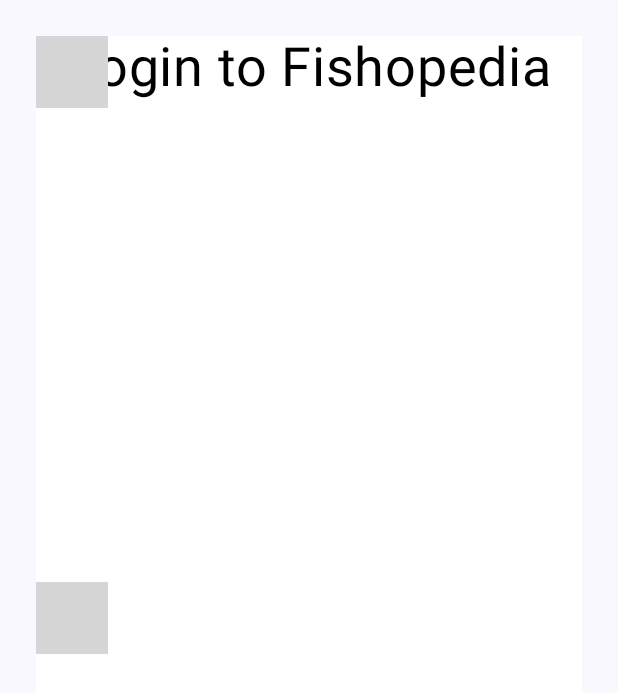
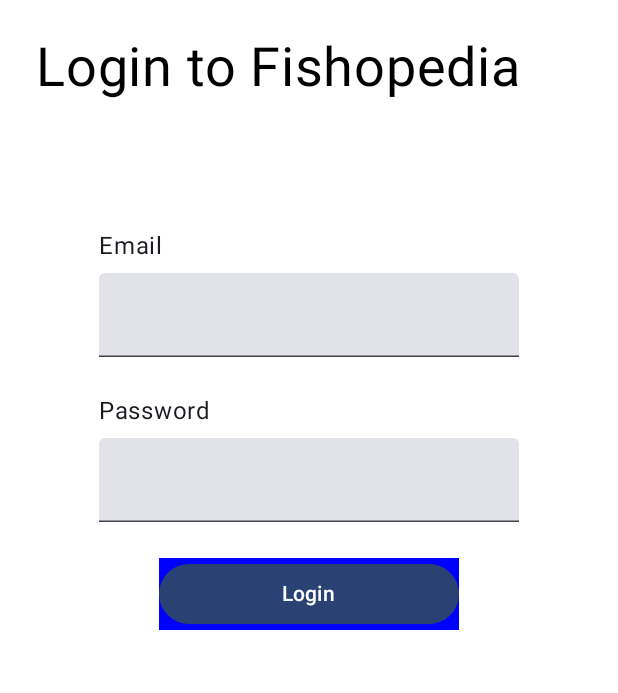
Before and after one commit to Ejswarrior/hookset-mobile, an Android app built with Jetpack Compose: the screen it shows after launch (MainActivity), on a phone screen of 412 x 824 dp. Shown: the top 693 px of the screen. Run offline under Robolectric (Android 15) with nearby library versions, the phone set to English and light mode, and no system bars; grey boxes are pictures that could not be loaded.

Commit message:
feat: got inputs and buttons to work

```diff
--- a/app/src/main/java/com/example/hookset_mobile/MainActivity.kt
+++ b/app/src/main/java/com/example/hookset_mobile/MainActivity.kt
@@ -4,7 +4,9 @@ import android.os.Bundle
 import androidx.activity.ComponentActivity
 import androidx.activity.compose.setContent
 import androidx.activity.enableEdgeToEdge
+import androidx.compose.foundation.background
 import androidx.compose.foundation.layout.Arrangement
+import androidx.compose.foundation.layout.Column
 import androidx.compose.foundation.layout.Row
 import androidx.compose.foundation.layout.fillMaxHeight
 import androidx.compose.foundation.layout.fillMaxSize
@@ -20,6 +22,7 @@ import androidx.compose.ui.tooling.preview.Preview
 import androidx.compose.ui.unit.dp
 import androidx.compose.ui.unit.sp
 import com.example.hookset_mobile.ui.theme.Hookset_mobileTheme
+import ui.components.HooksetButton
 import ui.components.HooksetInput.HooksetInput
 
 class MainActivity : ComponentActivity() {
@@ -42,26 +45,30 @@ fun inputString(changeString: String): String {
 
 @Composable
 fun HooksetApp(modifier: Modifier = Modifier) {
-    Surface(modifier = modifier
+    Surface(modifier = modifier.background(color = Color.White)
         .padding(vertical = 24.dp, horizontal = 24.dp)
         .fillMaxWidth()
         .fillMaxHeight(), color = Color.White) {
-        Row(modifier = Modifier,verticalAlignment = Alignment.Top, horizontalArrangement = Arrangement.Center) {
+        Column{
+            Row(modifier = Modifier.padding(bottom = 85.dp),verticalAlignment = Alignment.Top, horizontalArrangement = Arrangement.Center) {
                 Text(
                     text = "Login to Fishopedia",
                     color = Color.Black,
                     fontSize = 36.sp,
                     modifier = Modifier
                 )
+            }
+            Column(Modifier.fillMaxWidth(), horizontalAlignment = Alignment.CenterHorizontally) {
+                    HooksetInput(modifier).HooktsetTextField("Email")
+
+                    HooksetInput(modifier).HooktsetTextField("Password")
+                    HooksetButton(modifier).button(variant = "primary", buttonText = "Login") {
 
                     }
-        Row(Modifier, verticalAlignment = Alignment.CenterVertically) {
-            HooksetInput(modifier).HooktsetTextField()
+            }
+        }
 
-        }
-        Row {
-            HooksetInput(modifier).HooktsetTextField()
-        }
+
     }
 }
 
--- /dev/null
+++ b/app/src/main/java/ui/components/HooksetButton.kt
@@ -0,0 +1,25 @@
+package ui.components
+
+import androidx.compose.foundation.background
+import androidx.compose.foundation.layout.width
+import androidx.compose.material3.Button
+import androidx.compose.material3.Text
+import androidx.compose.runtime.Composable
+import androidx.compose.ui.Modifier
+import androidx.compose.ui.graphics.Color
+import androidx.compose.ui.unit.dp
+
+public class HooksetButton(val modifier: Modifier) {
+
+    @Composable
+    fun button(
+        variant: String,
+        buttonText: String,
+        onButtonClick: () -> Unit
+    ) {
+        Button(modifier = modifier.width(200.dp).background(color = if(variant === "primary") Color.Blue else Color.White ), onClick = onButtonClick) {
+            Text(text = buttonText, color = if(variant === "primary") Color.White else Color.Black)
+        }
+    }
+
+}
--- a/app/src/main/java/ui/components/HooksetInput.kt
+++ b/app/src/main/java/ui/components/HooksetInput.kt
@@ -1,29 +1,41 @@
 package ui.components.HooksetInput
 
 import android.util.Log
-import androidx.compose.foundation.layout.Row
+import androidx.compose.foundation.layout.Column
+import androidx.compose.foundation.layout.padding
+import androidx.compose.material3.Text
 import androidx.compose.material3.TextField
 import androidx.compose.runtime.Composable
-import androidx.compose.runtime.MutableState
+import androidx.compose.runtime.getValue
 import androidx.compose.runtime.mutableStateOf
 import androidx.compose.runtime.remember
+import androidx.compose.runtime.setValue
 import androidx.compose.ui.Modifier
+import androidx.compose.ui.unit.dp
 
 
 public class HooksetInput (val modifier: Modifier) {
 
-    var inputValue: MutableState<String> = remember { mutableStateOf("")}
-        private set
 
-    fun onChangeInput(newStringValue: String) {
+
+    fun onChangeInput(inputValue: String, newStringValue: String): String {
         Log.d("input", inputValue)
-        inputValue += newStringValue
+        Log.d("input", newStringValue)
+        val newString: String = newStringValue
+        return newString
     }
 
+
     @Composable
-    fun HooktsetTextField() {
-        Row {
-            TextField(value = inputValue, onValueChange = ::onChangeInput, modifier = modifier)
+    fun HooktsetTextField(labelText: String? = null) {
+        var inputValue by  remember { mutableStateOf("")}
+        Column(modifier.padding(bottom = 24.dp)) {
+            if(labelText != null) {
+                Text(modifier = modifier.padding(bottom = 6.dp), text = labelText)
+            }
+            TextField(value = inputValue, onValueChange = {it: String -> inputValue = onChangeInput(inputValue, it)}, modifier = modifier, maxLines = 1, minLines = 1)
         }
     }
+
+
 }
```
Lines whose indentation alone changed are shown as unchanged.
